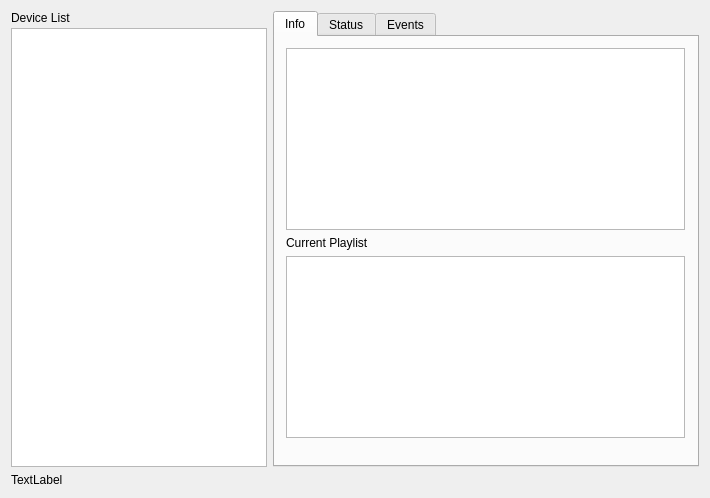
The window that sqlexample.ui (Sansi/SkyEye-Monitor) describes before a commit, drawn with Qt 5.
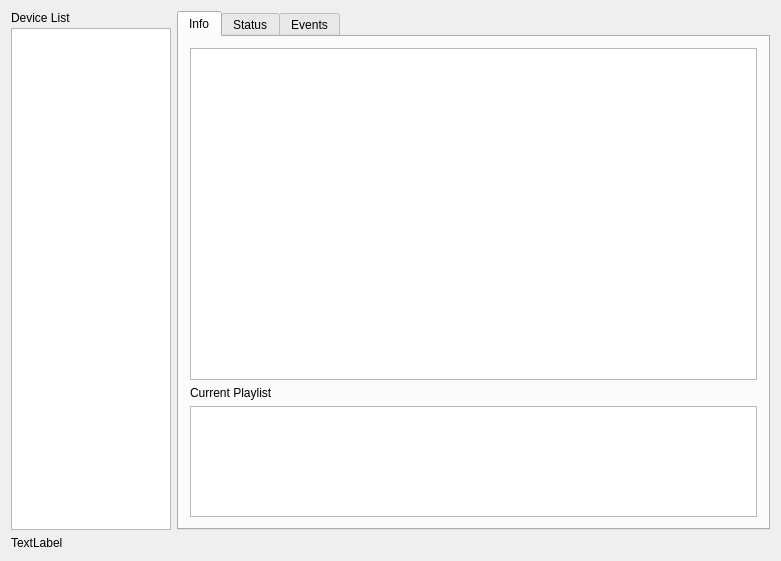
The same window after the commit.

Commit message: tab widget layout works

```diff
--- a/sqlexample.ui
+++ b/sqlexample.ui
@@ -6,8 +6,8 @@
    <rect>
     <x>0</x>
     <y>0</y>
-    <width>710</width>
-    <height>498</height>
+    <width>781</width>
+    <height>561</height>
    </rect>
   </property>
   <property name="windowTitle">
@@ -50,6 +50,18 @@
              <verstretch>0</verstretch>
             </sizepolicy>
            </property>
+           <property name="minimumSize">
+            <size>
+             <width>160</width>
+             <height>0</height>
+            </size>
+           </property>
+           <property name="maximumSize">
+            <size>
+             <width>160</width>
+             <height>16777215</height>
+            </size>
+           </property>
            <property name="baseSize">
             <size>
              <width>300</width>
@@ -62,6 +74,12 @@
        </item>
        <item>
         <widget class="QTabWidget" name="tabWidget">
+         <property name="minimumSize">
+          <size>
+           <width>450</width>
+           <height>450</height>
+          </size>
+         </property>
          <property name="tabShape">
           <enum>QTabWidget::Rounded</enum>
          </property>
@@ -75,22 +93,15 @@
           <attribute name="title">
            <string>Info</string>
           </attribute>
-          <widget class="QWidget" name="">
-           <property name="geometry">
-            <rect>
-             <x>0</x>
-             <y>0</y>
-             <width>421</width>
-             <height>412</height>
-            </rect>
-           </property>
+          <layout class="QHBoxLayout" name="horizontalLayout_3">
+           <item>
            <layout class="QVBoxLayout" name="verticalLayout_3">
             <item>
              <widget class="QTextBrowser" name="deviceInfo">
               <property name="sizePolicy">
                <sizepolicy hsizetype="Preferred" vsizetype="Preferred">
                 <horstretch>0</horstretch>
-                <verstretch>0</verstretch>
+                 <verstretch>3</verstretch>
                </sizepolicy>
               </property>
               <property name="maximumSize">
@@ -100,13 +111,13 @@
                </size>
               </property>
               <property name="autoFillBackground">
-               <bool>true</bool>
+                <bool>false</bool>
               </property>
               <property name="frameShadow">
-               <enum>QFrame::Plain</enum>
+                <enum>QFrame::Sunken</enum>
               </property>
               <property name="lineWidth">
-               <number>0</number>
+                <number>1</number>
               </property>
               <property name="autoFormatting">
                <set>QTextEdit::AutoNone</set>
@@ -115,6 +126,12 @@
             </item>
             <item>
              <widget class="QLabel" name="label">
+               <property name="sizePolicy">
+                <sizepolicy hsizetype="Fixed" vsizetype="Fixed">
+                 <horstretch>0</horstretch>
+                 <verstretch>0</verstretch>
+                </sizepolicy>
+               </property>
               <property name="text">
                <string>Current Playlist</string>
               </property>
@@ -125,13 +142,23 @@
               <property name="sizePolicy">
                <sizepolicy hsizetype="Preferred" vsizetype="Preferred">
                 <horstretch>0</horstretch>
-                <verstretch>0</verstretch>
-               </sizepolicy>
-              </property>
+                 <verstretch>1</verstretch>
+                </sizepolicy>
+               </property>
+               <property name="autoFillBackground">
+                <bool>false</bool>
+               </property>
+               <property name="frameShape">
+                <enum>QFrame::StyledPanel</enum>
+               </property>
+               <property name="frameShadow">
+                <enum>QFrame::Sunken</enum>
+               </property>
              </widget>
             </item>
            </layout>
-          </widget>
+           </item>
+          </layout>
          </widget>
          <widget class="QWidget" name="tab_2">
           <attribute name="title">
```
Left out of the diff: 34 changed lines with no effect on the pictures. Lines whose indentation alone changed are shown as unchanged.
